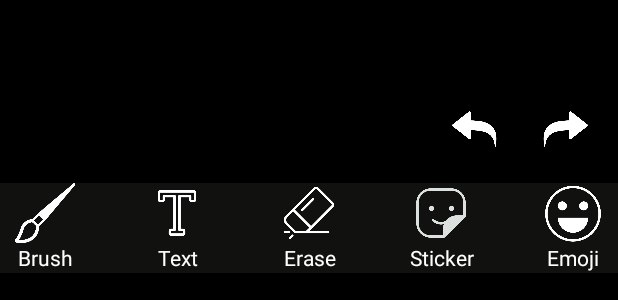
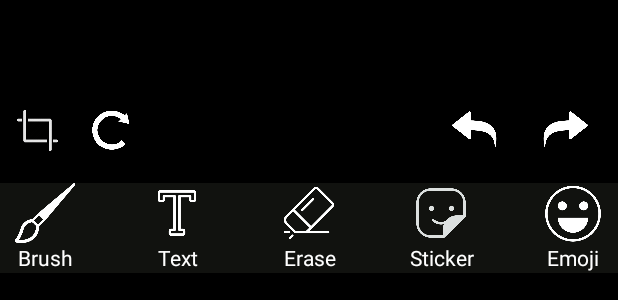
Before and after one commit to MinhVu2018/Imaginibus, an Android app: the layout activity_edit_image.xml on its own in the app's theme, with its tools: preview values and no code run, on a phone screen of 412 x 824 dp. Shown: the part 828-1128 px from the top of the screen. Run offline under Robolectric (Android 15) with nearby library versions, the phone set to English and light mode, and no system bars; plain views replace PhotoEditorView; Roboto replaces fonts that are not available here.

```diff
--- a/app/build.gradle
+++ b/app/build.gradle
@@ -49,4 +49,5 @@ dependencies {
 
     //ml for face detector https://developers.google.com/ml-kit/vision/face-detection/android
     implementation 'com.google.mlkit:face-detection:16.0.7'
+    implementation 'com.theartofdev.edmodo:android-image-cropper:2.8.0'
 }
--- a/app/src/main/res/layout/activity_edit_image.xml
+++ b/app/src/main/res/layout/activity_edit_image.xml
@@ -25,11 +25,28 @@
         app:layout_constraintLeft_toLeftOf="parent">
 
         <LinearLayout
-            android:layout_width="wrap_content"
+            android:layout_width="match_parent"
             android:layout_height="30dp"
-            android:layout_gravity="right"
             android:layout_marginRight="10dp"
             android:orientation="horizontal">
+            <ImageButton
+                android:id="@+id/btn_crop"
+                android:layout_width="50dp"
+                android:layout_height="match_parent"
+                android:scaleType="fitCenter"
+                android:background="@null"
+                android:src="@drawable/icon_crop_white"/>
+            <ImageButton
+                android:id="@+id/btn_rotate"
+                android:layout_width="50dp"
+                android:layout_height="match_parent"
+                android:scaleType="fitCenter"
+                android:background="@null"
+                android:src="@drawable/icon_rotate_white"/>
+            <Space
+                android:layout_width="0dp"
+                android:layout_height="match_parent"
+                android:layout_weight="1"/>
             <ImageButton
                 android:id="@+id/btn_undo"
                 android:layout_width="50dp"
--- /dev/null
+++ b/app/src/main/res/xml/provider_path.xml
@@ -0,0 +1,6 @@
+<?xml version="1.0" encoding="utf-8"?>
+<paths xmlns:android="http://schemas.android.com/apk/res/android">
+    <external-path
+        name="external_files"
+        path="."/>
+</paths>
```
Also changed, not shown: app/src/main/AndroidManifest.xml (+10 -0 lines), app/src/main/java/com/example/imaginibus/Activity/EditImage.java (+36 -3 lines), app/src/main/java/com/example/imaginibus/Activity/ViewImage.java (+40 -3 lines), app/src/main/res/drawable/icon_crop_white.png (added), app/src/main/res/drawable/icon_rotate_white.png (added).
